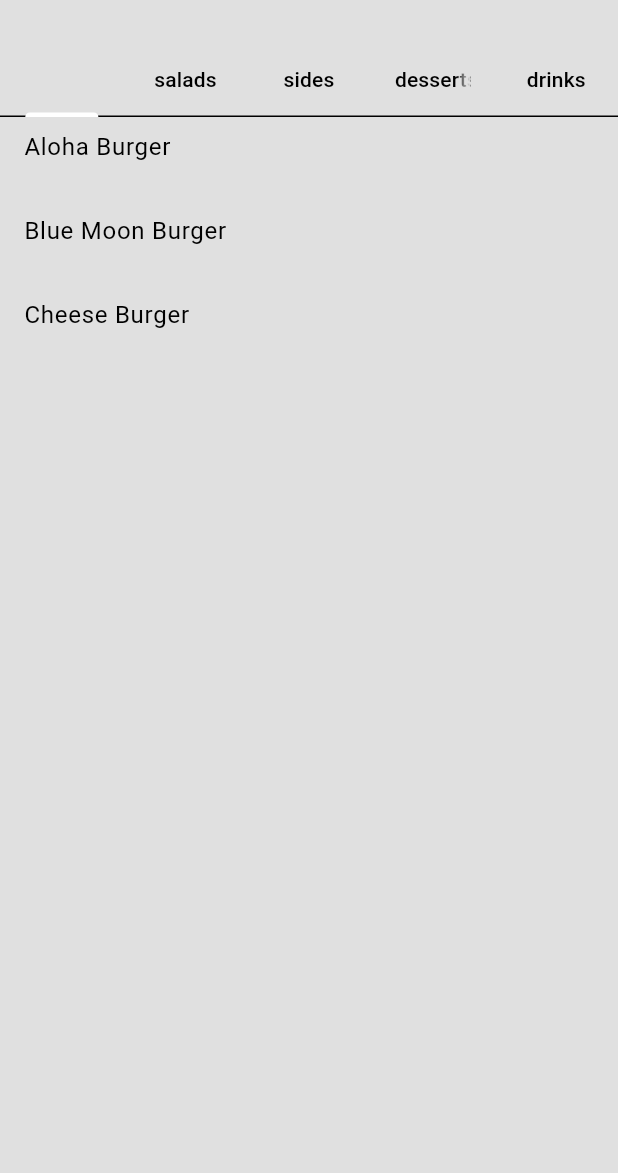
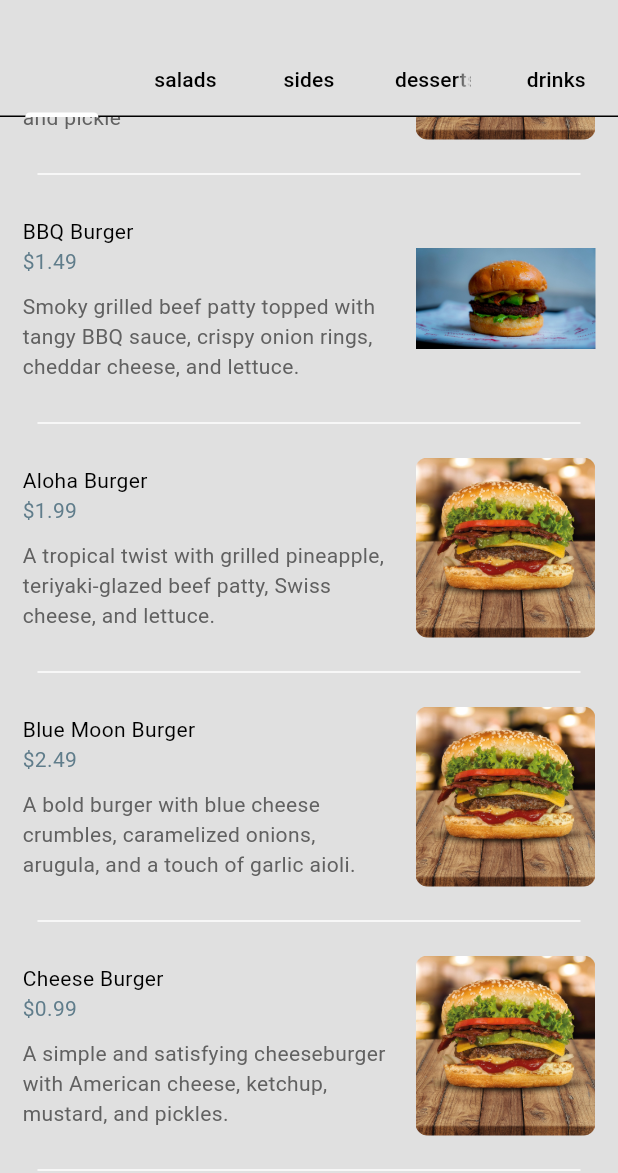
Before and after one commit to Nimdinu-Weerathunga/Food_Delivery_App_w_Backend, a Flutter app: the HomePage screen opened directly, scrolled down 340 dp, on a phone screen of 412 x 824 dp, the part 63-1236 px from its top. Run offline on Flutter 3.47's test engine with Material 3 defaults, Android fonts, the phone set to English and light mode, and no system bars.

Commit message:
finish till retaurant .dart and want to create food page and cart page😒👌

```diff
--- /dev/null
+++ b/lib/components/my_food_tile.dart
@@ -0,0 +1,60 @@
+import 'package:flutter/material.dart';
+import 'package:food_delivery_app_w_backend/models/food.dart';
+
+class FoodTile extends StatelessWidget {
+  final Food food;
+  final void Function()? onTap;
+
+  const FoodTile({super.key, required this.food, required this.onTap});
+
+  @override
+  Widget build(BuildContext context) {
+    return Column(
+      children: [
+        GestureDetector(
+          onTap: onTap,
+          child: Padding(
+            padding: const EdgeInsets.all(15.0),
+            child: Row(
+              children: [
+                //text food details
+                Expanded(
+                  child: Column(
+                    crossAxisAlignment: CrossAxisAlignment.start,
+                    children: [
+                      Text(food.name),
+                      Text(
+                        '\$' + food.price.toString(),
+                        style: TextStyle(color: Colors.blueGrey),
+                      ),
+                      const SizedBox(height: 10),
+                      Text(
+                        food.description,
+                        style: TextStyle(
+                          color: Theme.of(context).colorScheme.inversePrimary,
+                        ),
+                      ),
+                    ],
+                  ),
+                ),
+
+                const SizedBox(width: 15),
+                //food image
+                ClipRRect(
+                  borderRadius: BorderRadius.circular(8),
+                  child: Image.asset(food.imagePath, height: 120, width: 120),
+                ),
+              ],
+            ),
+          ),
+        ),
+        //divider line
+        Divider(
+          color: Theme.of(context).colorScheme.tertiary,
+          endIndent: 25,
+          indent: 25,
+        ),
+      ],
+    );
+  }
+}
--- a/lib/models/restaurant.dart
+++ b/lib/models/restaurant.dart
@@ -9,7 +9,7 @@ class Restaurant extends ChangeNotifier {
       name: "Classic Cheeseburger",
       description:
           "A juicy beef patty with melted cheeder , letture, tomato, and a hint of onion and pickle",
-      imagePath: "lib/images/burgers/cheese_burges.png",
+      imagePath: "lib/images/burgers/cheese_burger.png",
       price: 0.99,
       category: FoodCategory.burgers,
       availableAddons: [
@@ -204,7 +204,7 @@ class Restaurant extends ChangeNotifier {
       name: "Blueberry Burst Juice",
       description:
           "A revitalizing mix of blueberries, apples, and a splash of mint for a refreshing burst of flavor.",
-      imagePath: "lib/images/drinks/blueberry_burst_juice.png",
+      imagePath: "lib/images/drinks/blueberry_burst_juice.drink.png",
       price: 2.99,
       category: FoodCategory.drinks,
       availableAddons: [
@@ -217,7 +217,7 @@ class Restaurant extends ChangeNotifier {
       name: "Cold Brew Coffee",
       description:
           "Smooth, slow-steeped cold brew coffee served over ice with bold and rich flavor.",
-      imagePath: "lib/images/drinks/cold_brew_coffee.png",
+      imagePath: "lib/images/drinks/cold_brew_coffee_drink.png",
       price: 2.49,
       category: FoodCategory.drinks,
       availableAddons: [
@@ -230,7 +230,7 @@ class Restaurant extends ChangeNotifier {
       name: "Iced Matcha Latte",
       description:
           "Earthy matcha green tea blended with your choice of milk and served cold over ice.",
-      imagePath: "lib/images/drinks/iced_matcha_latte.png",
+      imagePath: "lib/images/drinks/iced_matcha_latte_drink.png",
       price: 3.29,
       category: FoodCategory.drinks,
       availableAddons: [
@@ -243,7 +243,7 @@ class Restaurant extends ChangeNotifier {
       name: "Mango Tango Smoothie",
       description:
           "A tropical smoothie blended with ripe mangoes, oranges, and pineapple for a citrusy kick.",
-      imagePath: "lib/images/drinks/mango_tango_smoothie.png",
+      imagePath: "lib/images/drinks/mango_tango_smoothie_drink.png",
       price: 3.99,
       category: FoodCategory.drinks,
       availableAddons: [
@@ -256,7 +256,7 @@ class Restaurant extends ChangeNotifier {
       name: "Strawberry Lemonade",
       description:
           "Cool and tangy lemonade blended with fresh strawberry purée and served over ice.",
-      imagePath: "lib/images/drinks/strawberry_lemonade.png",
+      imagePath: "lib/images/drinks/strawberry_lemonade_drink.png",
       price: 2.75,
       category: FoodCategory.drinks,
       availableAddons: [
--- a/lib/pages/home_page.dart
+++ b/lib/pages/home_page.dart
@@ -2,6 +2,7 @@ import 'package:flutter/material.dart';
 import 'package:food_delivery_app_w_backend/components/my_current_location.dart';
 import 'package:food_delivery_app_w_backend/components/my_description_box.dart';
 import 'package:food_delivery_app_w_backend/components/my_drawer.dart';
+import 'package:food_delivery_app_w_backend/components/my_food_tile.dart';
 import 'package:food_delivery_app_w_backend/components/my_sliver_app_bar.dart';
 import 'package:food_delivery_app_w_backend/components/my_tab_bar.dart';
 import 'package:food_delivery_app_w_backend/models/food.dart';
@@ -43,12 +44,18 @@ class _HomePageState extends State<HomePage>
   //return list of foods in given category
   List<Widget> getFoodInThisCategory(List<Food> fullMenu) {
     return FoodCategory.values.map((category) {
+      //get category menu
       List<Food> categoryMenu = _filterMenuByCategory(category, fullMenu);
+
       return ListView.builder(
         itemCount: categoryMenu.length,
         physics: const NeverScrollableScrollPhysics(),
         itemBuilder: (context, index) {
-          return ListTile(title: Text(categoryMenu[index].name));
+          //get individual food
+          final food = categoryMenu[index];
+
+          //return food tile UI
+          return FoodTile(food: food, onTap: () {});
         },
       );
     }).toList();
```
